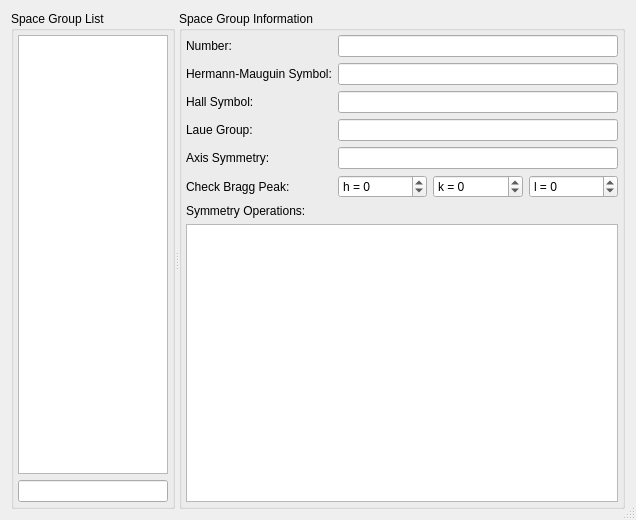
The window that ui/sglist.ui (tweber-ill/frm_mirror-takin1) describes before a commit, drawn with Qt 5.
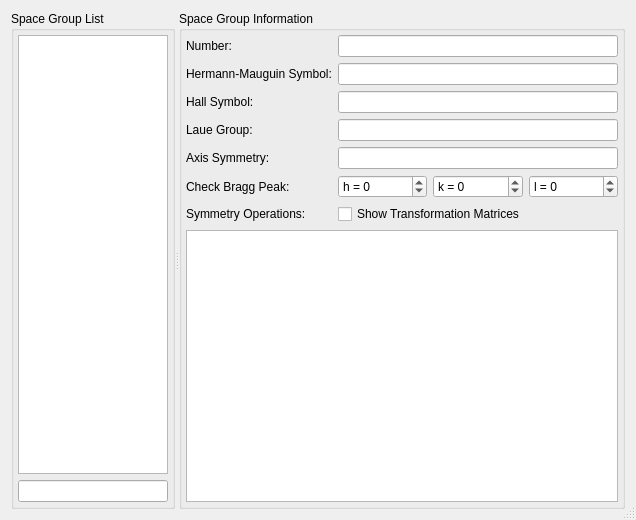
The same window after the commit.

Commit message: added trafo matrices

What changed in the file:
```diff
--- a/ui/sglist.ui
+++ b/ui/sglist.ui
@@ -180,7 +180,11 @@
         </widget>
        </item>
        <item row="7" column="0" colspan="4">
-        <widget class="QListWidget" name="listSymOps"/>
+        <widget class="QListWidget" name="listSymOps">
+         <property name="alternatingRowColors">
+          <bool>true</bool>
+         </property>
+        </widget>
        </item>
        <item row="4" column="0">
         <widget class="QLabel" name="label_7">
@@ -196,6 +200,13 @@
          </property>
         </widget>
        </item>
+       <item row="6" column="1" colspan="3">
+        <widget class="QCheckBox" name="checkMatrices">
+         <property name="text">
+          <string>Show Transformation Matrices</string>
+         </property>
+        </widget>
+       </item>
       </layout>
      </widget>
     </widget>
```
Left out of the diff: 7 changed lines with no effect on the pictures. The commit also changes 4 other files.
